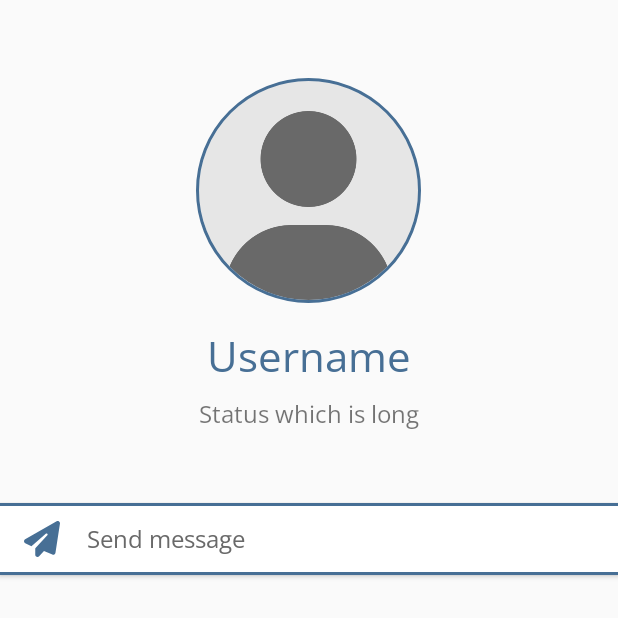
After one commit to AdamyanMax/GroupManager, an Android app: the ProfileActivity screen opened directly, with no data from a screen before it, on a phone screen of 412 x 824 dp, the top half of it. The commit adds this screen. Run offline under Robolectric (Android 15) with nearby library versions, the phone set to English and light mode, and no system bars; our stand-ins replace CircleImageView; 1 statement that could not run was skipped.

Commit message:
Commit #6 Created and designed the profile activity.

```diff
--- a/app/src/main/AndroidManifest.xml
+++ b/app/src/main/AndroidManifest.xml
@@ -1,6 +1,6 @@
 <?xml version="1.0" encoding="utf-8"?>
 <manifest xmlns:android="http://schemas.android.com/apk/res/android"
-    xmlns:tools="http://schemas.android.com/tools">
+    xmlns:tools="http://schemas.android.com/tools" >
 
     <uses-permission android:name="android.permission.INTERNET" />
     <uses-permission android:name="android.permission.READ_EXTERNAL_STORAGE" />
@@ -16,11 +16,14 @@
         android:label="@string/app_name"
         android:supportsRtl="true"
         android:theme="@style/Theme.Manage"
-        tools:targetApi="31">
+        tools:targetApi="31" >
         <activity
-            android:name=".Menu.FindFriendsActivity"
-            android:parentActivityName=".MainActivity"
+            android:name=".Menu.FindFriends.ProfileActivity"
             android:exported="false" />
+        <activity
+            android:name=".Menu.FindFriends.FindFriendsActivity"
+            android:exported="false"
+            android:parentActivityName=".MainActivity" />
         <activity
             android:name=".Menu.ImageCropper.CropperActivity"
             android:exported="false" />
@@ -41,7 +44,7 @@
             android:exported="false" />
         <activity
             android:name=".MainActivity"
-            android:exported="true">
+            android:exported="true" >
             <intent-filter>
                 <action android:name="android.intent.action.MAIN" />
 
--- a/app/src/main/java/com/example/manage/MainActivity.java
+++ b/app/src/main/java/com/example/manage/MainActivity.java
@@ -18,7 +18,7 @@ import androidx.viewpager2.widget.ViewPager2;
 
 import com.example.manage.Adapter.TabAccessorAdapter;
 import com.example.manage.Authentication.LoginActivity;
-import com.example.manage.Menu.FindFriendsActivity;
+import com.example.manage.Menu.FindFriends.FindFriendsActivity;
 import com.example.manage.Menu.SettingsActivity;
 import com.google.android.material.tabs.TabLayout;
 import com.google.android.material.tabs.TabLayoutMediator;
--- a/app/src/main/java/com/example/manage/Menu/FindFriendsActivity.java
+++ b/app/src/main/java/com/example/manage/Menu/FindFriends/FindFriendsActivity.java
@@ -1,5 +1,6 @@
-package com.example.manage.Menu;
+package com.example.manage.Menu.FindFriends;
 
+import android.content.Intent;
 import android.os.Bundle;
 import android.view.LayoutInflater;
 import android.view.View;
@@ -26,7 +27,6 @@ import de.hdodenhof.circleimageview.CircleImageView;
 
 public class FindFriendsActivity extends AppCompatActivity {
 
-    private Toolbar mToolbar;
     private RecyclerView rvFindFriends;
     private DatabaseReference UsersReference;
 
@@ -41,7 +41,7 @@ public class FindFriendsActivity extends AppCompatActivity {
         rvFindFriends = findViewById(R.id.rv_find_friends);
         rvFindFriends.setLayoutManager(new LinearLayoutManager(this));
 
-        mToolbar = findViewById(R.id.find_friends_toolbar);
+        Toolbar mToolbar = findViewById(R.id.find_friends_toolbar);
         setSupportActionBar(mToolbar);
         Objects.requireNonNull(getSupportActionBar()).setDisplayHomeAsUpEnabled(true);
         getSupportActionBar().setDisplayShowHomeEnabled(true);
@@ -70,6 +70,14 @@ public class FindFriendsActivity extends AppCompatActivity {
                 holder.name.setText(model.getName());
                 holder.status.setText(model.getStatus());
                 Picasso.get().load(model.getImage()).placeholder(R.drawable.user_default_profile_pic).into(holder.profileImage);
+
+                holder.itemView.setOnClickListener(v -> {
+                    String visit_user_id = getRef(position).getKey();
+
+                    Intent profileIntent = new Intent(FindFriendsActivity.this, ProfileActivity.class);
+                    profileIntent.putExtra("visit_user_id", visit_user_id);
+                    startActivity(profileIntent);
+                });
             }
         };
 
--- /dev/null
+++ b/app/src/main/java/com/example/manage/Menu/FindFriends/ProfileActivity.java
@@ -0,0 +1,23 @@
+package com.example.manage.Menu.FindFriends;
+
+import androidx.appcompat.app.AppCompatActivity;
+
+import android.os.Bundle;
+import android.widget.Toast;
+
+import com.example.manage.R;
+
+public class ProfileActivity extends AppCompatActivity {
+
+    private String receiverUserID;
+
+    @Override
+    protected void onCreate(Bundle savedInstanceState) {
+        super.onCreate(savedInstanceState);
+        setContentView(R.layout.activity_profile);
+
+        receiverUserID = getIntent().getExtras().get("visit_user_id").toString();
+
+        Toast.makeText(this, "User ID: " + receiverUserID, Toast.LENGTH_SHORT).show();
+    }
+}
--- /dev/null
+++ b/app/src/main/res/drawable/profile_buttons.xml
@@ -0,0 +1,13 @@
+<?xml version="1.0" encoding="utf-8"?>
+<layer-list xmlns:android="http://schemas.android.com/apk/res/android">
+    <item>
+        <shape android:shape="rectangle">
+            <solid android:color="@color/colorPrimary" />
+        </shape>
+    </item>
+    <item android:bottom="3px"  android:top="3px" >
+        <shape android:shape="rectangle">
+            <solid android:color="@color/white" />
+        </shape>
+    </item>
+</layer-list>
--- a/app/src/main/res/layout/activity_find_firends.xml
+++ b/app/src/main/res/layout/activity_find_firends.xml
@@ -4,7 +4,7 @@
     android:layout_width="match_parent"
     android:layout_height="match_parent"
     android:orientation="vertical"
-    tools:context=".Menu.FindFriendsActivity">
+    tools:context=".Menu.FindFriends.FindFriendsActivity">
 
     <include
         android:id="@+id/find_friends_toolbar"
--- /dev/null
+++ b/app/src/main/res/layout/activity_profile.xml
@@ -0,0 +1,56 @@
+<?xml version="1.0" encoding="utf-8"?>
+<LinearLayout xmlns:android="http://schemas.android.com/apk/res/android"
+    xmlns:app="http://schemas.android.com/apk/res-auto"
+    xmlns:tools="http://schemas.android.com/tools"
+    android:layout_width="match_parent"
+    android:layout_height="match_parent"
+    android:gravity="center_horizontal"
+    android:orientation="vertical"
+    tools:context=".Menu.FindFriends.ProfileActivity">
+
+<!--TODO: Add some sort of wave background at the top-->
+    <de.hdodenhof.circleimageview.CircleImageView
+        android:layout_width="150dp"
+        android:layout_height="150dp"
+        android:layout_marginTop="52dp"
+        android:src="@drawable/user_default_profile_pic"
+        app:civ_border_color="@color/colorPrimary"
+        app:civ_border_width="2dp" />
+
+
+    <TextView
+        android:layout_width="wrap_content"
+        android:layout_height="wrap_content"
+        android:layout_marginTop="16dp"
+        android:text="Username"
+        android:textColor="@color/colorPrimary"
+        android:textSize="28sp"
+        tools:ignore="HardcodedText" />
+
+    <TextView
+        android:layout_width="wrap_content"
+        android:layout_height="wrap_content"
+        android:layout_marginTop="8dp"
+        android:text="Status which is long"
+        android:textSize="16sp"
+        tools:ignore="HardcodedText" />
+
+    <Button
+        android:layout_width="match_parent"
+        android:layout_height="wrap_content"
+        android:layout_marginTop="48dp"
+        android:background="@drawable/profile_buttons"
+        android:drawableStart="@drawable/ic_send_message"
+        android:drawablePadding="18dp"
+        android:drawableTint="@color/colorPrimary"
+        android:paddingStart="16dp"
+        android:paddingEnd="16dp"
+        android:text="@string/send_message"
+        android:textAlignment="textStart"
+        android:textAllCaps="false"
+        android:textColor="@color/grey"
+        android:textSize="16sp"
+
+        />
+
+</LinearLayout>
--- a/app/src/main/res/values/strings.xml
+++ b/app/src/main/res/values/strings.xml
@@ -54,4 +54,5 @@
     <string name="please_provide_a_name_for_the_group">Please, provide a name for the group</string>
     <string name="permission_denied">Permission denied</string>
     <string name="user_profile_image">User profile image</string>
+    <string name="send_message">Send message</string>
 </resources>
```
